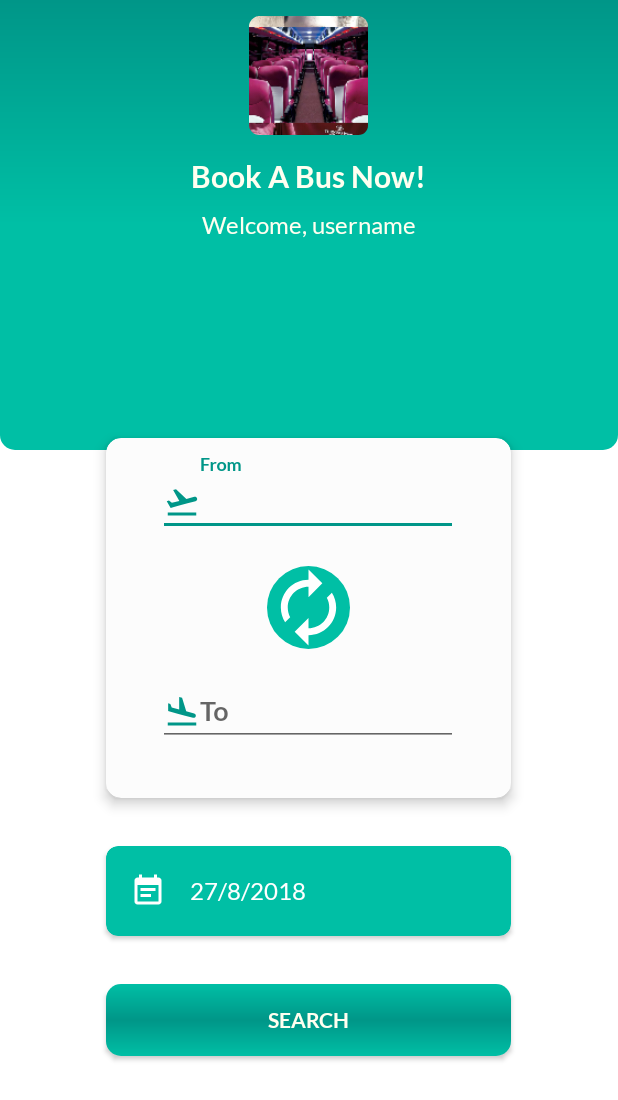
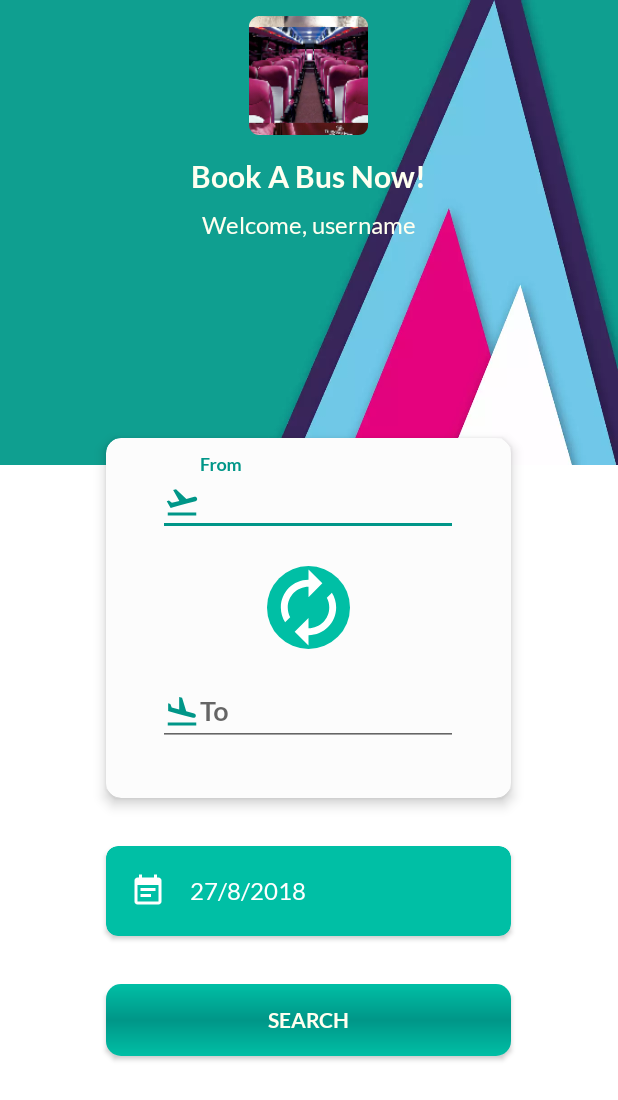
Before and after one commit to AndroidMates/max-travel-aid-master, an Android app: the layout activity_search.xml on its own in the app's theme, with its tools: preview values and no code run, on a phone screen of 412 x 824 dp. Shown: the top 1100 px of the screen. Run offline under Robolectric (Android 15) with nearby library versions, the phone set to English and light mode, and no system bars.

Commit message:
search activity background image changed

```diff
--- a/app/src/main/AndroidManifest.xml
+++ b/app/src/main/AndroidManifest.xml
@@ -85,11 +85,6 @@
             android:configChanges="orientation"
             android:screenOrientation="portrait"
             android:theme="@style/Mobile.Theme.Translucent">
-        <intent-filter>
-            <action android:name="android.intent.action.MAIN" />
-
-            <category android:name="android.intent.category.LAUNCHER" />
-        </intent-filter>
     </activity>
         <activity
             android:name=".ui.SuggestionActivity"
@@ -99,6 +94,11 @@
         <activity android:name=".ui.SearchActivity"
             android:screenOrientation="portrait"
             android:theme="@style/Mobile.Theme">
+            <intent-filter>
+                <action android:name="android.intent.action.MAIN" />
+
+                <category android:name="android.intent.category.LAUNCHER" />
+            </intent-filter>
     </activity>
 
     </application>
--- a/app/src/main/res/layout/activity_search.xml
+++ b/app/src/main/res/layout/activity_search.xml
@@ -13,8 +13,8 @@
     <RelativeLayout
         android:id="@+id/top_layout"
         android:layout_width="match_parent"
-        android:layout_height="300dp"
-        android:background="@drawable/search_activity_background"
+        android:layout_height="310dp"
+        android:background="@drawable/search_bg"
         android:orientation="vertical">
 
         <ImageView
```
Also changed, not shown: app/src/main/res/drawable-nodpi/search_bg.webp (added).
